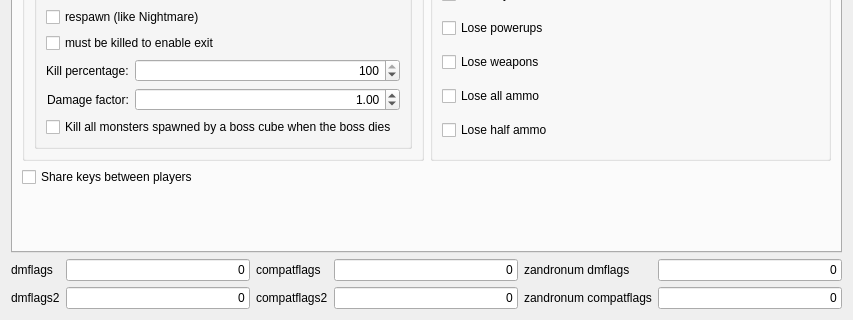
Destroyerrrocket/doomseeker-unofficial, file src/plugins/zandronum/createserverdialogpages/flagspage.ui: the form before one commit; both pictures show x 0 to 853 and y 201 to 521 of the 853 by 521 pixel window.
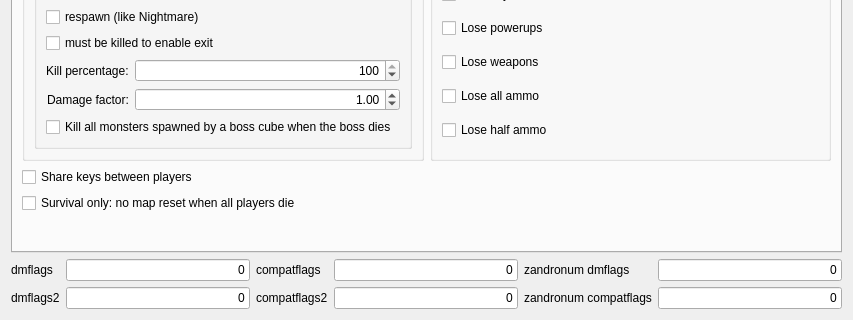
The form after the commit. The open tabs and pages were chosen to show the change. Custom widgets are drawn as their Qt base class.

Commit message: - Zandronum: Support "sv_survival_nomapresetondeath" zadmflag.

The edit to the form file:
```diff
--- a/src/plugins/zandronum/createserverdialogpages/flagspage.ui
+++ b/src/plugins/zandronum/createserverdialogpages/flagspage.ui
@@ -877,6 +877,16 @@
          </property>
         </widget>
        </item>
+       <item>
+        <widget class="QCheckBox" name="cbSurvivalNoMapResetOnDeath">
+         <property name="toolTip">
+          <string>&lt;html&gt;&lt;head/&gt;&lt;body&gt;&lt;p&gt;Players will be respawned with full lives but the map will not be reset. Inventory will be preserved in accordance to &amp;quot;Lose inventory&amp;quot; flags. Players will be able to continue from the point where they died.&lt;/p&gt;&lt;/body&gt;&lt;/html&gt;</string>
+         </property>
+         <property name="text">
+          <string>Survival only: no map reset when all players die</string>
+         </property>
+        </widget>
+       </item>
        <item>
         <spacer name="verticalSpacer_3">
          <property name="orientation">
```
Left out of the diff: 16 changed lines with no effect on the pictures. The commit also changes 6 other files.
